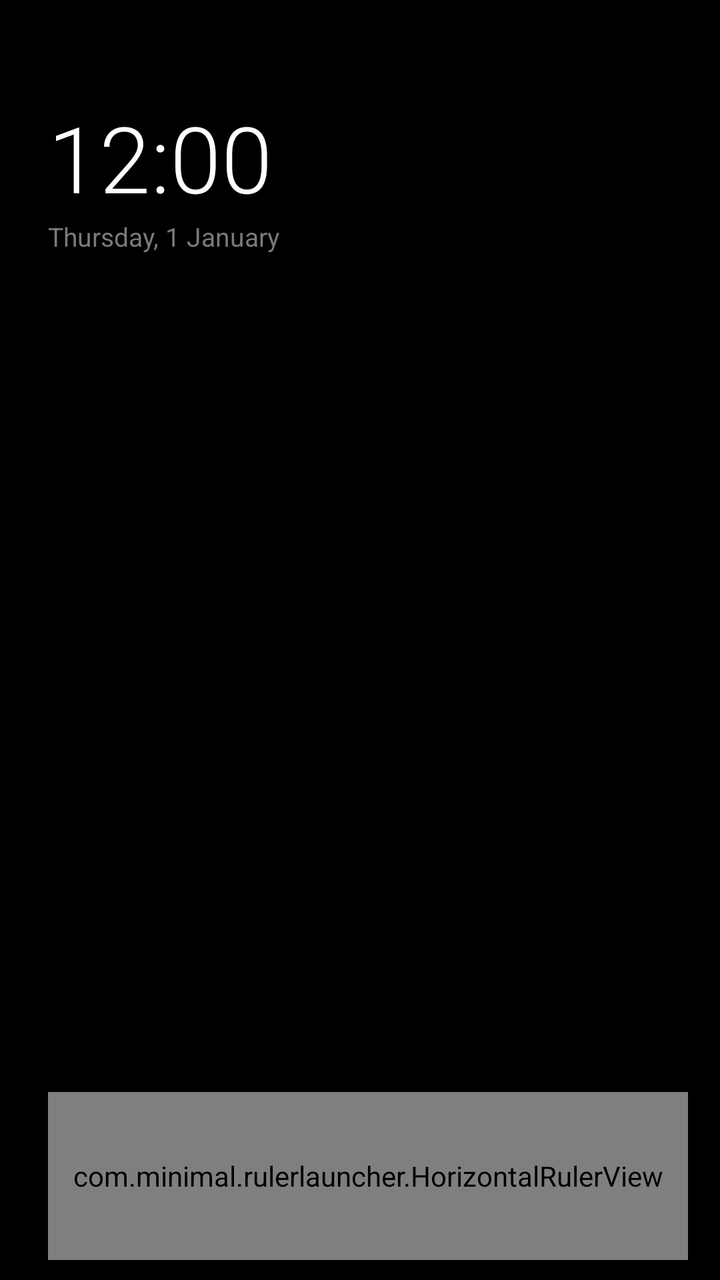
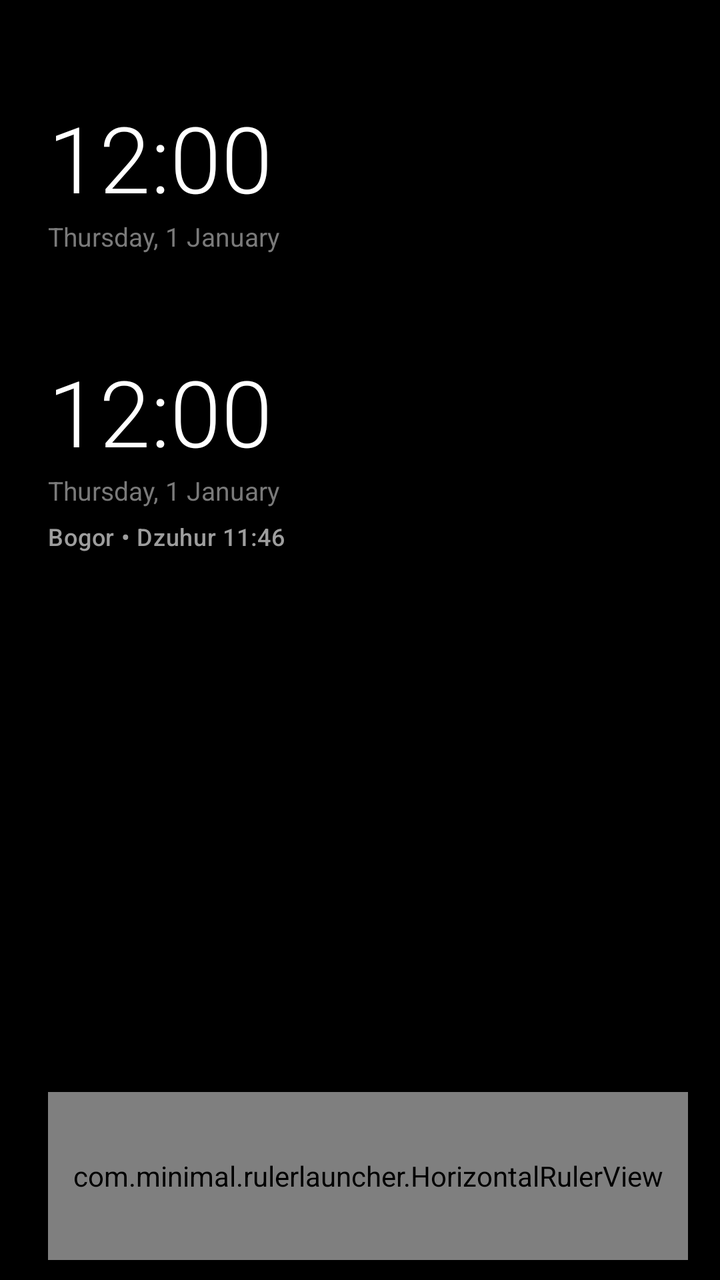

Screens rendered from an Android XML layout before and after an edit, with the pre-edit source and the edit as a unified diff.
<!-- AndroidManifest.xml: application theme Theme.RulerLauncher -->
<!-- res/layout/activity_main.xml -->
<?xml version="1.0" encoding="utf-8"?>
<RelativeLayout xmlns:android="http://schemas.android.com/apk/res/android"
    android:layout_width="match_parent"
    android:layout_height="match_parent"
    android:background="@color/bg_amoled"
    android:paddingStart="24dp"
    android:paddingEnd="16dp">

    
    <LinearLayout
        android:id="@+id/headerClock"
        android:layout_width="wrap_content"
        android:layout_height="wrap_content"
        android:layout_marginTop="48dp"
        android:orientation="vertical">

        <TextClock
            android:id="@+id/textClock"
            android:layout_width="wrap_content"
            android:layout_height="wrap_content"
            android:format24Hour="HH:mm"
            android:format12Hour="hh:mm"
            android:textColor="@color/text_primary"
            android:textSize="46sp"
            android:fontFamily="sans-serif-light" />

        <TextClock
            android:id="@+id/textDate"
            android:layout_width="wrap_content"
            android:layout_height="wrap_content"
            android:format24Hour="EEEE, d MMMM"
            android:format12Hour="EEEE, d MMMM"
            android:textColor="@color/text_secondary"
            android:textSize="13sp"
            android:fontFamily="sans-serif" />
    </LinearLayout>

    
    <LinearLayout
        android:id="@+id/favContainer"
        android:layout_width="wrap_content"
        android:layout_height="wrap_content"
        android:layout_below="@id/headerClock"
        android:layout_marginTop="24dp"
        android:orientation="horizontal">

        <ImageView
            android:id="@+id/favWhatsApp"
            android:layout_width="38dp"
            android:layout_height="38dp"
            android:layout_marginEnd="20dp"
            android:contentDescription="Fav 1" />

        <ImageView
            android:id="@+id/favMaps"
            android:layout_width="38dp"
            android:layout_height="38dp"
            android:layout_marginEnd="20dp"
            android:contentDescription="Fav 2" />

        <ImageView
            android:id="@+id/favChrome"
            android:layout_width="38dp"
            android:layout_height="38dp"
            android:layout_marginEnd="20dp"
            android:contentDescription="Fav 3" />

        <ImageView
            android:id="@+id/favGallery"
            android:layout_width="38dp"
            android:layout_height="38dp"
            android:contentDescription="Fav 4" />
    </LinearLayout>

   
    <androidx.recyclerview.widget.RecyclerView
        android:id="@+id/rvApps"
        android:layout_width="220dp"
        android:layout_height="match_parent"
        android:layout_below="@id/favContainer"
        android:layout_alignParentEnd="true"
        android:layout_marginTop="20dp"
        android:layout_marginBottom="96dp"
        android:overScrollMode="never" />

    
    <com.minimal.rulerlauncher.HorizontalRulerView
        android:id="@+id/horizontalRuler"
        android:layout_width="match_parent"
        android:layout_height="84dp"
        android:layout_alignParentBottom="true"
        android:layout_marginBottom="10dp" />
   
   
</RelativeLayout>
<!-- resources referenced by this layout -->
<resources>
  <color name="bg_amoled">#000000</color>
  <color name="text_primary">#FFFFFF</color>
  <color name="text_secondary">#7A7A7A</color>
  <style name="Theme.RulerLauncher" parent="Theme.AppCompat.NoActionBar">
          <item name="android:windowBackground">@color/bg_amoled</item>
          <item name="android:statusBarColor">@color/bg_amoled</item>
          <item name="android:navigationBarColor">@color/bg_amoled</item>
      </style>
</resources>

<!-- the commit's change to res/layout/activity_main.xml (unified diff, before → after) -->
@@ -33,6 +33,49 @@
             android:textColor="@color/text_secondary"
             android:textSize="13sp"
             android:fontFamily="sans-serif" />
+        
+    
+    <LinearLayout
+        android:id="@+id/headerClock"
+        android:layout_width="wrap_content"
+        android:layout_height="wrap_content"
+        android:layout_marginTop="48dp"
+        android:orientation="vertical">
+
+        <TextClock
+            android:id="@+id/textClock"
+            android:layout_width="wrap_content"
+            android:layout_height="wrap_content"
+            android:format24Hour="HH:mm"
+            android:format12Hour="hh:mm"
+            android:textColor="@color/text_primary"
+            android:textSize="46sp"
+            android:fontFamily="sans-serif-light" />
+
+        <TextClock
+            android:id="@+id/textDate"
+            android:layout_width="wrap_content"
+            android:layout_height="wrap_content"
+            android:format24Hour="EEEE, d MMMM"
+            android:format12Hour="EEEE, d MMMM"
+            android:textColor="@color/text_secondary"
+            android:textSize="13sp"
+            android:fontFamily="sans-serif" />
+
+        
+        <TextView
+            android:id="@+id/tvLocationPrayer"
+            android:layout_width="wrap_content"
+            android:layout_height="wrap_content"
+            android:layout_marginTop="6dp"
+            android:text="Bogor • Dzuhur 11:46"
+            android:textColor="#9E9E9E"
+            android:textSize="12sp"
+            android:letterSpacing="0.02"
+            android:fontFamily="sans-serif-medium" />
+    </LinearLayout>
+        
+    
     </LinearLayout>
 
     
